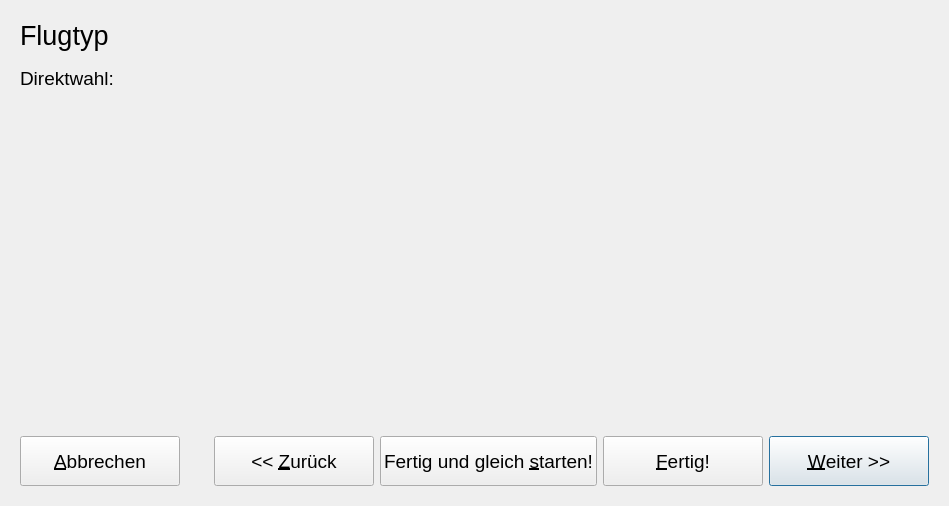
Before: the Qt Designer form src/gui/windows/FlightWizard.ui in Akaflieg/startkladde, drawn with Qt 5.
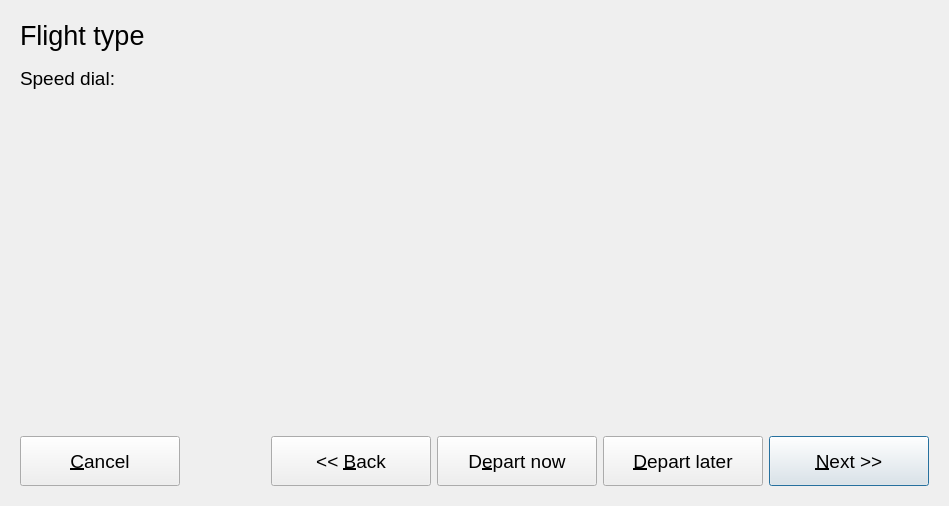
After: the same form once the commit is applied. The open tabs and pages were chosen to show the change. Custom widgets are drawn as their Qt base class.

Commit message: FlightWizard fertig

```diff
--- a/src/gui/windows/FlightWizard.ui
+++ b/src/gui/windows/FlightWizard.ui
@@ -108,7 +108,7 @@
           </font>
          </property>
          <property name="text">
-          <string>Flugtyp</string>
+          <string>Flight type</string>
          </property>
          <property name="alignment">
           <set>Qt::AlignLeading|Qt::AlignLeft|Qt::AlignVCenter</set>
@@ -139,7 +139,7 @@
           </font>
          </property>
          <property name="text">
-          <string>Direktwahl:</string>
+          <string>Speed dial:</string>
          </property>
         </widget>
        </item>
@@ -337,7 +337,7 @@
          </font>
         </property>
         <property name="text">
-         <string>&amp;Abbrechen</string>
+         <string>&amp;Cancel</string>
         </property>
         <property name="autoDefault">
          <bool>false</bool>
@@ -371,7 +371,7 @@
          </font>
         </property>
         <property name="text">
-         <string>&lt;&lt; &amp;Zurück</string>
+         <string>&lt;&lt; &amp;Back</string>
         </property>
         <property name="autoDefault">
          <bool>false</bool>
@@ -382,7 +382,7 @@
        <widget class="QPushButton" name="acceptAndTakeoffButton">
         <property name="minimumSize">
          <size>
-          <width>0</width>
+          <width>160</width>
           <height>50</height>
          </size>
         </property>
@@ -392,7 +392,7 @@
          </font>
         </property>
         <property name="text">
-         <string>Fertig und gleich &amp;starten!</string>
+         <string>D&amp;epart now</string>
         </property>
         <property name="autoDefault">
          <bool>false</bool>
@@ -413,7 +413,7 @@
          </font>
         </property>
         <property name="text">
-         <string>&amp;Fertig!</string>
+         <string>&amp;Depart later</string>
         </property>
         <property name="autoDefault">
          <bool>false</bool>
@@ -437,7 +437,7 @@
          </font>
         </property>
         <property name="text">
-         <string>&amp;Weiter &gt;&gt;</string>
+         <string>&amp;Next &gt;&gt;</string>
         </property>
         <property name="autoDefault">
          <bool>false</bool>
```
Left out of the diff: 10 changed lines with no effect on the pictures. The commit also changes 7 other files.
